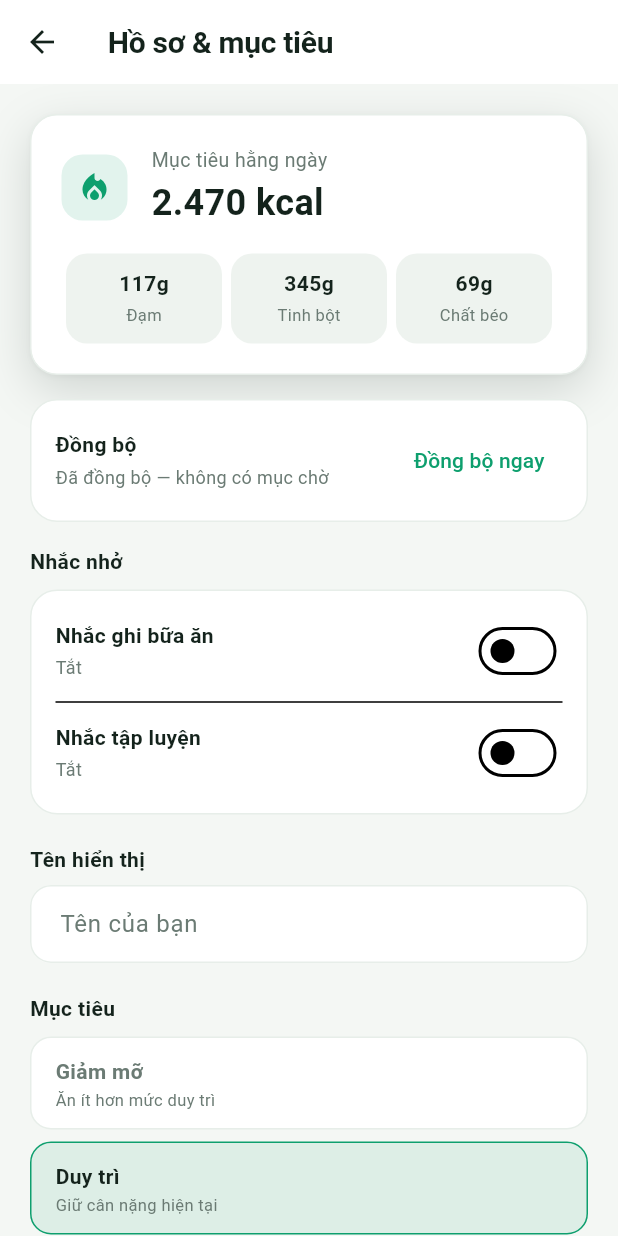
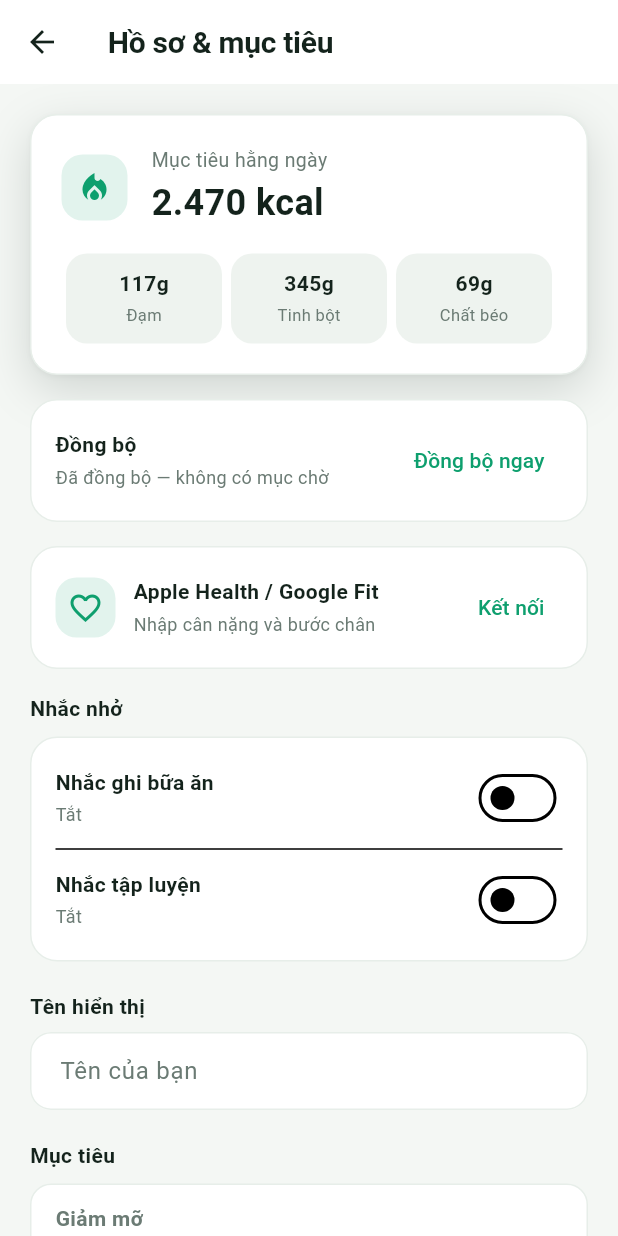
Before and after one commit to bonguynvan/FitVn, a Flutter app: the ProfileScreen screen opened directly, on a phone screen of 412 x 824 dp. Run offline on Flutter 3.47's test engine with Material 3 defaults, Android fonts, the light colour scheme and no system bars; our stand-ins replace connectivity_plus, drift, firebase_core, firebase_messaging, flutter_local_notifications, flutter_riverpod and 4 more; missing offline and left inert: health; accounts and stored records are empty; generated files the repository leaves out were written again.

Commit message:
feat: Apple Health / Google Fit integration (phase 7)
Read-only integration via the health package:
- HealthIntegrationService: configure + request auth, latest body weight,
  today's steps; fails soft (null/false) on unsupported/denied/unconfigured
- Profile 'Apple Health / Google Fit' card imports latest weight → updates
  profile (recomputes targets)
- Home shows today's steps when available (silent otherwise)
- todayStepsProvider (FutureProvider), healthIntegrationProvider

Requires native setup (HealthKit capability + Info.plist strings on iOS,
Health Connect permissions on Android) — documented in core/health_integration.dart.

```diff
--- a/app_flutter/lib/src/app/providers.dart
+++ b/app_flutter/lib/src/app/providers.dart
@@ -1,6 +1,7 @@
 import 'package:flutter_riverpod/flutter_riverpod.dart';
 
 import '../core/env.dart';
+import '../core/health_integration.dart';
 import '../core/notifications.dart';
 import '../core/supabase.dart';
 import '../data/local/database.dart';
@@ -60,6 +61,16 @@ final healthRepositoryProvider = Provider<HealthRepository>(
 final notificationServiceProvider =
     Provider<NotificationService>((ref) => NotificationService());
 
+/// Apple Health / Google Fit integration (read-only).
+final healthIntegrationProvider =
+    Provider<HealthIntegrationService>((ref) => HealthIntegrationService());
+
+/// Today's step count from Health, or null if unavailable/denied. Refreshable
+/// via `ref.invalidate(todayStepsProvider)`.
+final todayStepsProvider = FutureProvider<int?>((ref) {
+  return ref.watch(healthIntegrationProvider).todaySteps();
+});
+
 /// The signed-in user's id, or 'local' when running without a backend (the
 /// native counterpart to the web app's stub session). Pending records key off
 /// this so they sync to the right account once signed in.
--- /dev/null
+++ b/app_flutter/lib/src/features/health/health_sync_card.dart
@@ -0,0 +1,91 @@
+import 'package:flutter/material.dart';
+import 'package:flutter_riverpod/flutter_riverpod.dart';
+
+import '../../app/providers.dart';
+import '../../theme/tokens.dart';
+import '../../widgets/app_card.dart';
+import '../profile/profile_controller.dart';
+
+/// "Apple Health / Google Fit" card on Profile: request access and import the
+/// latest body weight into the profile (which recomputes targets).
+class HealthSyncCard extends ConsumerStatefulWidget {
+  const HealthSyncCard({super.key});
+
+  @override
+  ConsumerState<HealthSyncCard> createState() => _HealthSyncCardState();
+}
+
+class _HealthSyncCardState extends ConsumerState<HealthSyncCard> {
+  bool _busy = false;
+
+  Future<void> _importWeight() async {
+    setState(() => _busy = true);
+    final health = ref.read(healthIntegrationProvider);
+    String message;
+    final granted = await health.requestAuthorization();
+    if (!granted) {
+      message = 'Chưa được cấp quyền truy cập dữ liệu sức khỏe.';
+    } else {
+      final kg = await health.latestWeightKg();
+      if (kg == null) {
+        message = 'Không tìm thấy dữ liệu cân nặng.';
+      } else {
+        final profile = ref.read(profileControllerProvider).valueOrNull;
+        if (profile != null) {
+          await ref
+              .read(profileControllerProvider.notifier)
+              .save(profile.copyWith(weightKg: kg));
+        }
+        ref.invalidate(todayStepsProvider);
+        message = 'Đã nhập cân nặng: ${kg.toStringAsFixed(1)} kg';
+      }
+    }
+    if (!mounted) return;
+    setState(() => _busy = false);
+    ScaffoldMessenger.of(context)
+        .showSnackBar(SnackBar(content: Text(message)));
+  }
+
+  @override
+  Widget build(BuildContext context) {
+    return AppCard(
+      child: Row(
+        children: [
+          Container(
+            width: 40,
+            height: 40,
+            decoration: BoxDecoration(
+              color: AppColors.primary.withOpacity(0.12),
+              borderRadius: AppRadii.btnR,
+            ),
+            child: const Icon(Icons.favorite_outline, color: AppColors.primary),
+          ),
+          const SizedBox(width: 12),
+          const Expanded(
+            child: Column(
+              crossAxisAlignment: CrossAxisAlignment.start,
+              children: [
+                Text('Apple Health / Google Fit',
+                    style: TextStyle(fontWeight: FontWeight.w600)),
+                SizedBox(height: 2),
+                Text('Nhập cân nặng và bước chân',
+                    style:
+                        TextStyle(fontSize: 12, color: AppColors.textMuted)),
+              ],
+            ),
+          ),
+          _busy
+              ? const SizedBox(
+                  width: 20,
+                  height: 20,
+                  child: CircularProgressIndicator(strokeWidth: 2),
+                )
+              : TextButton(
+                  onPressed: _importWeight,
+                  child: const Text('Kết nối'),
+                ),
+        ],
+      ),
+    );
+  }
+}
--- a/app_flutter/lib/src/features/profile/profile_screen.dart
+++ b/app_flutter/lib/src/features/profile/profile_screen.dart
@@ -7,6 +7,7 @@ import '../../widgets/app_card.dart';
 import '../../widgets/choice_tile.dart';
 import '../../widgets/number_field.dart';
 import '../../widgets/targets_card.dart';
+import '../health/health_sync_card.dart';
 import '../reminders/reminders_section.dart';
 import '../sync/sync_controller.dart';
 import 'profile_controller.dart';
@@ -62,6 +63,8 @@ class _ProfileScreenState extends ConsumerState<ProfileScreen> {
           DailyTargetsCard(targets: targets),
           const SizedBox(height: 16),
           const _SyncRow(),
+          const SizedBox(height: 16),
+          const HealthSyncCard(),
           const SizedBox(height: 16),
           const Text('Nhắc nhở', style: TextStyle(fontWeight: FontWeight.w600)),
           const SizedBox(height: 8),
--- a/app_flutter/pubspec.yaml
+++ b/app_flutter/pubspec.yaml
@@ -55,6 +55,10 @@ dependencies:
   firebase_core: ^3.3.0
   firebase_messaging: ^15.1.0
 
+  # Apple Health / Google Fit (Health Connect). Requires native entitlements +
+  # permission strings; see core/health_integration.dart.
+  health: ^11.0.0
+
 dev_dependencies:
   flutter_test:
     sdk: flutter
```
Also changed, not shown: app_flutter/lib/src/core/health_integration.dart (added, +69 -0 lines), app_flutter/lib/src/features/home/home_screen.dart (+31 -0 lines), 1 other file.
